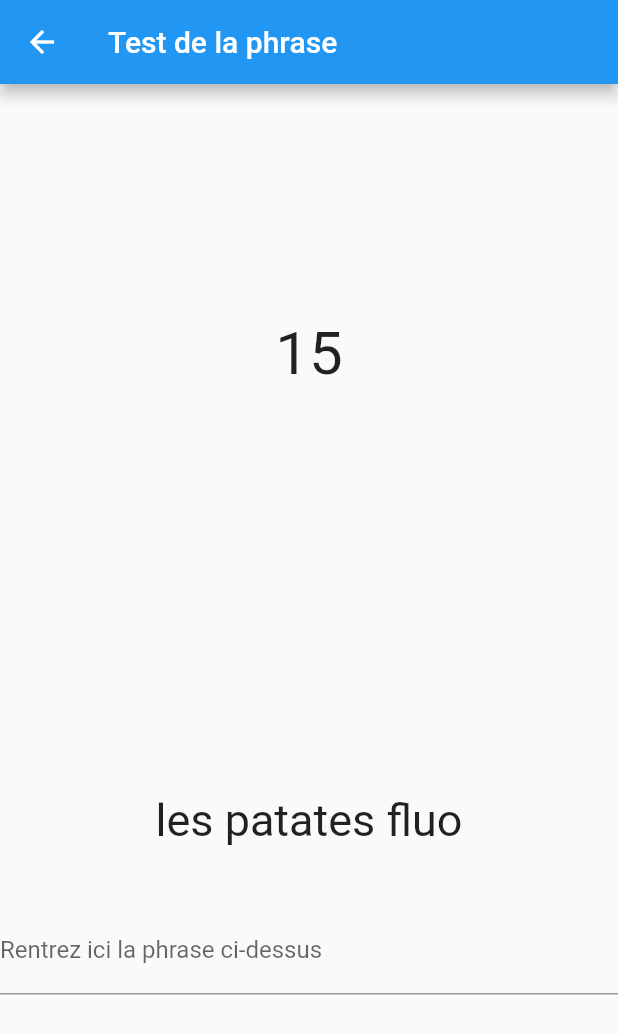
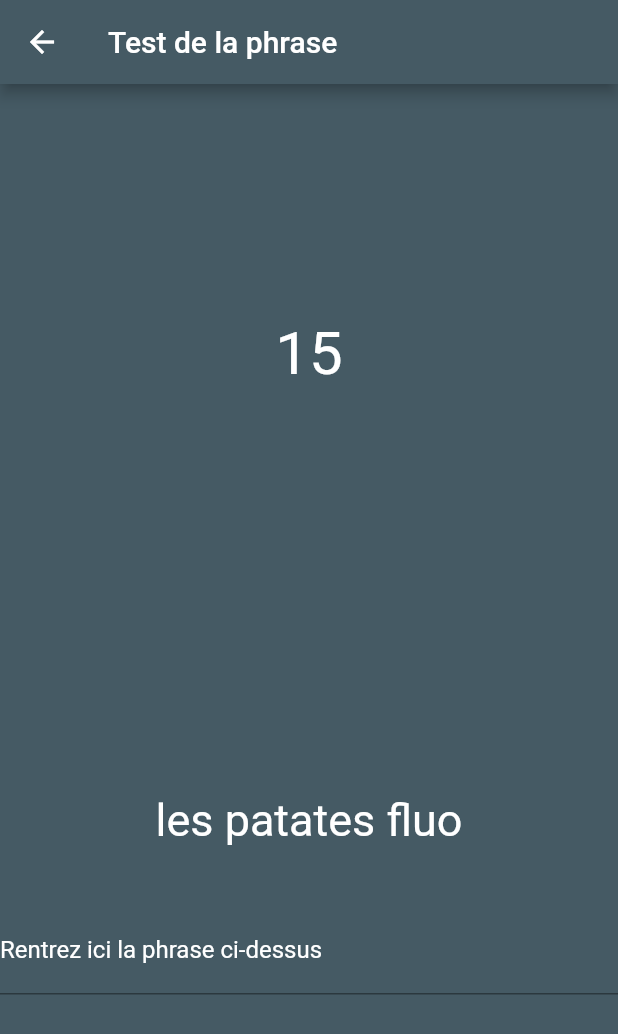
Before and after one commit to CamilleLeRoux/ELIM2019-20, a Flutter app: the screen it shows after launch, after a tap on "Phrase", on a phone screen of 412 x 824 dp. Shown: the top 1034 px of the screen. Run offline on Flutter 3.47's test engine with Material 2 defaults, Android fonts, the phone set to English and light mode, and no system bars; our stand-ins replace flutter_datetime_picker, sensors.

Commit message:
#6 #7, affichage des gestes aléatoires + compteur Nouveau design

```diff
--- /dev/null
+++ b/front/lib/colors.dart
@@ -0,0 +1,7 @@
+import 'package:flutter/material.dart';
+
+//gray blue
+const PrimaryColor = const Color.fromARGB(255,69, 90, 100);
+
+//orange
+const PrimaryAssentColor = const Color.fromARGB(230, 251, 192, 45);
--- a/front/lib/main.dart
+++ b/front/lib/main.dart
@@ -2,6 +2,8 @@ import 'package:flutter/material.dart';
 import 'package:flutter/services.dart';
 import 'package:front/sentence.dart';
 import 'settings.dart';
+import 'package:front/Mouvement/CountMouvement.dart';
+import 'package:front/colors.dart';
 
 void main() {
   SystemChrome.setPreferredOrientations([DeviceOrientation.portraitUp]);
@@ -16,6 +18,7 @@ class MyApp extends StatelessWidget {
       title: 'Flutter Demo',
       theme: ThemeData(
         primarySwatch: Colors.blue,
+
       ),
       home: MyHomePage(title: 'ELIM 2019-20'),
     );
@@ -24,16 +27,6 @@ class MyApp extends StatelessWidget {
 
 class MyHomePage extends StatefulWidget {
   MyHomePage({Key key, this.title}) : super(key: key);
-
-  // This widget is the home page of your application. It is stateful, meaning
-  // that it has a State object (defined below) that contains fields that affect
-  // how it looks.
-
-  // This class is the configuration for the state. It holds the values (in this
-  // case the title) provided by the parent (in this case the App widget) and
-  // used by the build method of the State. Fields in a Widget subclass are
-  // always marked "final".
-
   final String title;
 
   @override
@@ -44,40 +37,56 @@ class _MyHomePageState extends State<MyHomePage> {
 
   @override
   Widget build(BuildContext context) {
-    // This method is rerun every time setState is called, for instance as done
-    // by the _incrementCounter method above.
-    //
-    // The Flutter framework has been optimized to make rerunning build methods
-    // fast, so that you can just rebuild anything that needs updating rather
-    // than having to individually change instances of widgets.
     return Scaffold(
+      backgroundColor: PrimaryColor,
       appBar: AppBar(
-        title: Text(widget.title),
+        title: Row(
+            children: [
+              Image.asset(
+                'assets/icon.png',
+                fit: BoxFit.contain,
+                height: 32,
+              ),
+              Container(
+                  padding: const EdgeInsets.all(8.0), child: Text(widget.title))
+            ],
+        ),
+          actions: <Widget>[
+          // action button
+          IconButton(
+            icon: Icon(Icons.settings),
+            onPressed: () {
+              Navigator.push(context,
+                  MaterialPageRoute(
+                      builder: (context) => Settings()
+                  )
+              );
+            },
+          ),
+        ],
+        backgroundColor: PrimaryColor,
       ),
       body: Center(
         child: Column(
           mainAxisAlignment: MainAxisAlignment.center,
           children: <Widget>[
+
             FlatButton(
-              color: Colors.blue,
+              color: PrimaryAssentColor,
               textColor: Colors.white,
               disabledColor: Colors.grey,
               disabledTextColor: Colors.black,
               padding: EdgeInsets.all(8.0),
-              splashColor: Colors.blueAccent,
+              splashColor: Colors.blueGrey[100],
               onPressed: () {
-                Navigator.push(context,
-                    MaterialPageRoute(
-                        builder: (context) => Settings()
-                    )
-                );
+
               },
               child: Text(
                 "Commencer le test!",
               ),
             ),
             FlatButton(
-              color: Colors.blue,
+              color: PrimaryAssentColor,
               textColor: Colors.white,
               disabledColor: Colors.grey,
               disabledTextColor: Colors.black,
@@ -93,9 +102,28 @@ class _MyHomePageState extends State<MyHomePage> {
               child: Text(
                 "Phrase",
               ),
-            )
+            ),
+            FlatButton(
+              color: PrimaryAssentColor,
+              textColor: Colors.white,
+              disabledColor: Colors.grey,
+              disabledTextColor: Colors.black,
+              padding: EdgeInsets.all(8.0),
+              splashColor: Colors.blueAccent,
+              onPressed: () {
+                Navigator.push(context,
+                    MaterialPageRoute(
+                        builder: (context) => CountMouvement()
+                    )
+                );
+              },
+              child: Text(
+                "Mouvement",
+              ),
+            ),
           ],
         ),
+
       ), // This trailing comma makes auto-formatting nicer for build methods.
     );
   }
--- a/front/lib/sentence.dart
+++ b/front/lib/sentence.dart
@@ -3,6 +3,7 @@ import 'package:front/failure.dart';
 import 'dart:async';
 
 import 'package:front/succes.dart';
+import 'package:front/colors.dart';
 
 class Sentence extends StatefulWidget {
   @override
@@ -60,16 +61,21 @@ class SentenceFormState extends State<Sentence>{
 
   Widget build(BuildContext context) {
     return new Scaffold(
-      appBar: AppBar(title: Text("Test de la phrase")),
+      backgroundColor: PrimaryColor,
+      appBar: AppBar(title: Text("Test de la phrase"),backgroundColor: PrimaryColor),
       body: Center(
         child: Column(
           mainAxisAlignment: MainAxisAlignment.center,
           children: <Widget>[
             Container(
                 margin : EdgeInsets.only( bottom: 270.0, top: 25),
-                child: Text("$_start", style: TextStyle(fontSize: 40),)
+                child: Text("$_start",
+                  style: TextStyle(
+                      fontSize: 40,
+                      color: Colors.white)
+                )
             ),
-            Text(sentence, style: TextStyle(fontSize: 30)),
+            Text(sentence, style: TextStyle(fontSize: 30, color: Colors.white)),
             Padding(
               padding: EdgeInsets.all(20),
             ),
@@ -79,7 +85,16 @@ class SentenceFormState extends State<Sentence>{
                 controller: controller,
                 autocorrect: false,
                 decoration: InputDecoration(
-                    labelText: 'Rentrez ici la phrase ci-dessus'
+                    labelText: 'Rentrez ici la phrase ci-dessus',
+                    labelStyle: TextStyle(
+                        color: Colors.white
+                    ),
+                    hoverColor: Colors.white,
+                    fillColor: Colors.white,
+                    focusedBorder: OutlineInputBorder(
+                      borderSide: const BorderSide(color: Colors.white, width: 2.0),
+                      borderRadius: BorderRadius.circular(25.0),
+                    )
                 ),
                 onFieldSubmitted: (term) {
                   verif();
```
Also changed, not shown: front/lib/Mouvement/CountMouvement.dart (added, +78 -0 lines), front/lib/Mouvement/mouvement.dart (added, +139 -0 lines), front/lib/settings.dart (+37 -5 lines), front/pubspec.yaml (+4 -35 lines), front/assets/1.png (added), front/assets/2.png (added), front/assets/3.png (added), front/assets/4.png (added), front/assets/icon.png (added), front/pubspec.lock, 4 other files.
